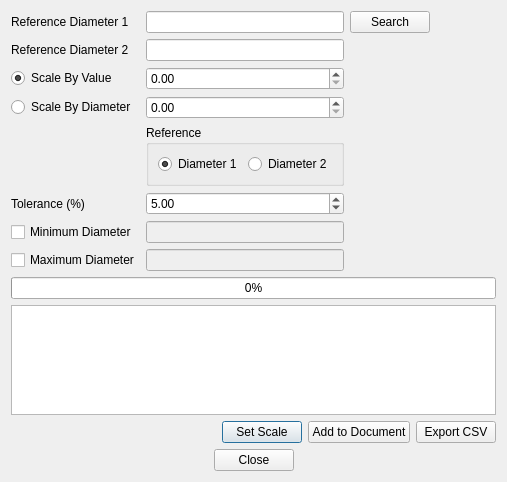
davesrocketshop/Rocket, file Resources/ui/DialogBodyScale.ui: the form before one commit.
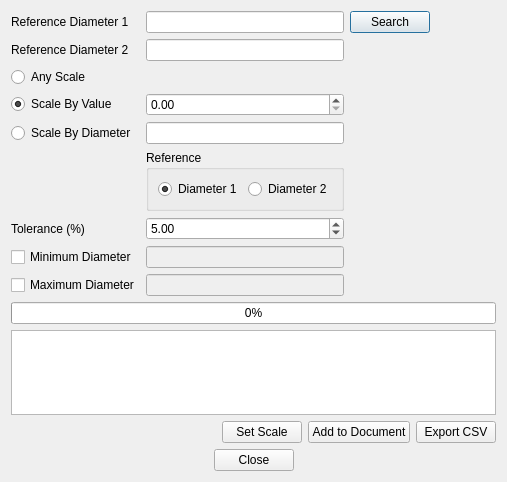
The form after the commit. Custom widgets are drawn as their Qt base class.

Commit message: Body scaler updates

What changed in the file:
```diff
--- a/Resources/ui/DialogBodyScale.ui
+++ b/Resources/ui/DialogBodyScale.ui
@@ -14,30 +14,50 @@
    <string>Body Scale Pair Matching</string>
   </property>
   <layout class="QGridLayout" name="gridLayout">
-   <item row="5" column="1">
-    <widget class="Gui::DoubleSpinBox" name="toleranceSpinbox">
-     <property name="toolTip">
-      <string>Maximum error in body diameter</string>
-     </property>
+   <item row="9" column="0" colspan="4">
+    <widget class="QProgressBar" name="progressBar">
      <property name="value">
-      <double>5.000000000000000</double>
+      <number>0</number>
      </property>
     </widget>
    </item>
-   <item row="0" column="0">
-    <widget class="QLabel" name="reference1Label">
+   <item row="6" column="0">
+    <widget class="QLabel" name="toleranceLabel">
      <property name="text">
-      <string>Reference Diameter 1</string>
+      <string>Tolerance (%)</string>
      </property>
     </widget>
    </item>
-   <item row="6" column="1">
-    <widget class="Gui::InputField" name="minimumInput">
-     <property name="enabled">
-      <bool>false</bool>
+   <item row="3" column="0">
+    <widget class="QRadioButton" name="scaleValueRadio">
+     <property name="text">
+      <string>Scale By Value</string>
      </property>
-     <property name="unit" stdset="0">
-      <string notr="true">mm</string>
+     <property name="checked">
+      <bool>true</bool>
+     </property>
+     <attribute name="buttonGroup">
+      <string notr="true">buttonGroup</string>
+     </attribute>
+    </widget>
+   </item>
+   <item row="10" column="0" colspan="4">
+    <widget class="QTableView" name="resultsTable"/>
+   </item>
+   <item row="7" column="0">
+    <widget class="QCheckBox" name="minimumCheckbox">
+     <property name="text">
+      <string>Minimum Diameter</string>
+     </property>
+    </widget>
+   </item>
+   <item row="0" column="2">
+    <widget class="QPushButton" name="searchButton">
+     <property name="toolTip">
+      <string>Search for body tube pairs</string>
+     </property>
+     <property name="text">
+      <string>Search</string>
      </property>
     </widget>
    </item>
@@ -48,7 +68,14 @@
      </property>
     </widget>
    </item>
-   <item row="10" column="0" colspan="4">
+   <item row="3" column="1">
+    <widget class="Gui::DoubleSpinBox" name="scaleValueSpinbox">
+     <property name="maximum">
+      <double>10000.000000000000000</double>
+     </property>
+    </widget>
+   </item>
+   <item row="11" column="0" colspan="4">
     <layout class="QHBoxLayout" name="horizontalLayout">
      <item>
       <spacer name="horizontalSpacer">
@@ -89,47 +116,33 @@
      </item>
     </layout>
    </item>
-   <item row="6" column="0">
-    <widget class="QCheckBox" name="minimumCheckbox">
-     <property name="text">
-      <string>Minimum Diameter</string>
+   <item row="5" column="1">
+    <widget class="QGroupBox" name="scaleReferenceGroup">
+     <property name="title">
+      <string>Reference</string>
      </property>
+     <layout class="QGridLayout" name="gridLayout_2">
+      <item row="0" column="0">
+       <widget class="QRadioButton" name="scaleReference1">
+        <property name="text">
+         <string>Diameter 1</string>
+        </property>
+        <property name="checked">
+         <bool>true</bool>
+        </property>
+       </widget>
+      </item>
+      <item row="0" column="1">
+       <widget class="QRadioButton" name="scaleReference2">
+        <property name="text">
+         <string>Diameter 2</string>
+        </property>
+       </widget>
+      </item>
+     </layout>
     </widget>
    </item>
-   <item row="1" column="1">
-    <widget class="Gui::InputField" name="reference2Input">
-     <property name="toolTip">
-      <string>Scale reference diameter</string>
-     </property>
-     <property name="unit" stdset="0">
-      <string notr="true">mm</string>
-     </property>
-    </widget>
-   </item>
-   <item row="9" column="0" colspan="4">
-    <widget class="QTableView" name="resultsTable"/>
-   </item>
-   <item row="0" column="2">
-    <widget class="QPushButton" name="searchButton">
-     <property name="toolTip">
-      <string>Search for body tube pairs</string>
-     </property>
-     <property name="text">
-      <string>Search</string>
-     </property>
-    </widget>
-   </item>
-   <item row="7" column="1">
-    <widget class="Gui::InputField" name="maximumInput">
-     <property name="enabled">
-      <bool>false</bool>
-     </property>
-     <property name="unit" stdset="0">
-      <string notr="true">mm</string>
-     </property>
-    </widget>
-   </item>
-   <item row="11" column="0" colspan="4">
+   <item row="12" column="0" colspan="4">
     <widget class="QDialogButtonBox" name="buttonBox">
      <property name="orientation">
       <enum>Qt::Orientation::Horizontal</enum>
@@ -142,10 +155,33 @@
      </property>
     </widget>
    </item>
-   <item row="7" column="0">
-    <widget class="QCheckBox" name="maximumCheckbox">
-     <property name="text">
-      <string>Maximum Diameter</string>
+   <item row="8" column="1">
+    <widget class="Gui::InputField" name="maximumInput">
+     <property name="enabled">
+      <bool>false</bool>
+     </property>
+     <property name="unit" stdset="0">
+      <string notr="true">mm</string>
+     </property>
+    </widget>
+   </item>
+   <item row="7" column="1">
+    <widget class="Gui::InputField" name="minimumInput">
+     <property name="enabled">
+      <bool>false</bool>
+     </property>
+     <property name="unit" stdset="0">
+      <string notr="true">mm</string>
+     </property>
+    </widget>
+   </item>
+   <item row="1" column="1">
+    <widget class="Gui::InputField" name="reference2Input">
+     <property name="toolTip">
+      <string>Scale reference diameter</string>
+     </property>
+     <property name="unit" stdset="0">
+      <string notr="true">mm</string>
      </property>
     </widget>
    </item>
@@ -162,23 +198,17 @@
      </property>
     </spacer>
    </item>
-   <item row="3" column="1">
-    <widget class="Gui::DoubleSpinBox" name="scaleDiameterSpinbox"/>
-   </item>
-   <item row="2" column="0">
-    <widget class="QRadioButton" name="scaleValueRadio">
+   <item row="0" column="0">
+    <widget class="QLabel" name="reference1Label">
      <property name="text">
-      <string>Scale By Value</string>
-     </property>
-     <property name="checked">
-      <bool>true</bool>
+      <string>Reference Diameter 1</string>
      </property>
     </widget>
    </item>
-   <item row="2" column="1">
-    <widget class="Gui::DoubleSpinBox" name="scaleValueSpinbox">
-     <property name="maximum">
-      <double>10000.000000000000000</double>
+   <item row="8" column="0">
+    <widget class="QCheckBox" name="maximumCheckbox">
+     <property name="text">
+      <string>Maximum Diameter</string>
      </property>
     </widget>
    </item>
@@ -192,51 +222,38 @@
      </property>
     </widget>
    </item>
-   <item row="5" column="0">
-    <widget class="QLabel" name="toleranceLabel">
-     <property name="text">
-      <string>Tolerance (%)</string>
+   <item row="6" column="1">
+    <widget class="Gui::DoubleSpinBox" name="toleranceSpinbox">
+     <property name="toolTip">
+      <string>Maximum error in body diameter</string>
      </property>
+     <property name="value">
+      <double>5.000000000000000</double>
+     </property>
     </widget>
    </item>
-   <item row="3" column="0">
+   <item row="4" column="1">
+    <widget class="Gui::InputField" name="scaleDiameterInput">
+     <property name="unit" stdset="0">
+      <string>mm</string>
+     </property>
+    </widget>
+   </item>
+   <item row="4" column="0">
     <widget class="QRadioButton" name="scaleDiameterRadio">
      <property name="text">
       <string>Scale By Diameter</string>
      </property>
     </widget>
    </item>
-   <item row="4" column="1">
-    <widget class="QGroupBox" name="scaleReferenceGroup">
-     <property name="title">
-      <string>Reference</string>
+   <item row="2" column="0">
+    <widget class="QRadioButton" name="scaleAnyRadio">
+     <property name="text">
+      <string>Any Scale</string>
      </property>
-     <layout class="QGridLayout" name="gridLayout_2">
-      <item row="0" column="0">
-       <widget class="QRadioButton" name="scaleReference1">
-        <property name="text">
-         <string>Diameter 1</string>
-        </property>
-        <property name="checked">
-         <bool>true</bool>
-        </property>
-       </widget>
-      </item>
-      <item row="0" column="1">
-       <widget class="QRadioButton" name="scaleReference2">
-        <property name="text">
-         <string>Diameter 2</string>
-        </property>
-       </widget>
-      </item>
-     </layout>
-    </widget>
-   </item>
-   <item row="8" column="0" colspan="4">
-    <widget class="QProgressBar" name="progressBar">
-     <property name="value">
-      <number>0</number>
-     </property>
+     <attribute name="buttonGroup">
+      <string notr="true">buttonGroup</string>
+     </attribute>
     </widget>
    </item>
   </layout>
```
Left out of the diff: 9 changed lines with no effect on the pictures. The commit also changes 2 other files.
